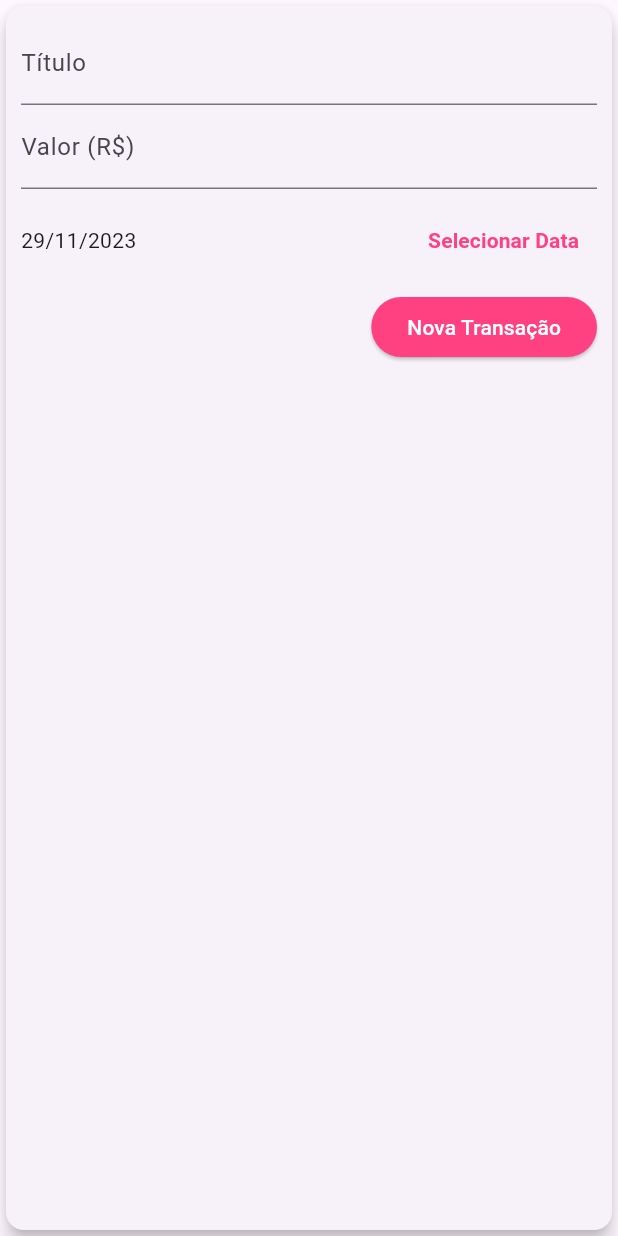
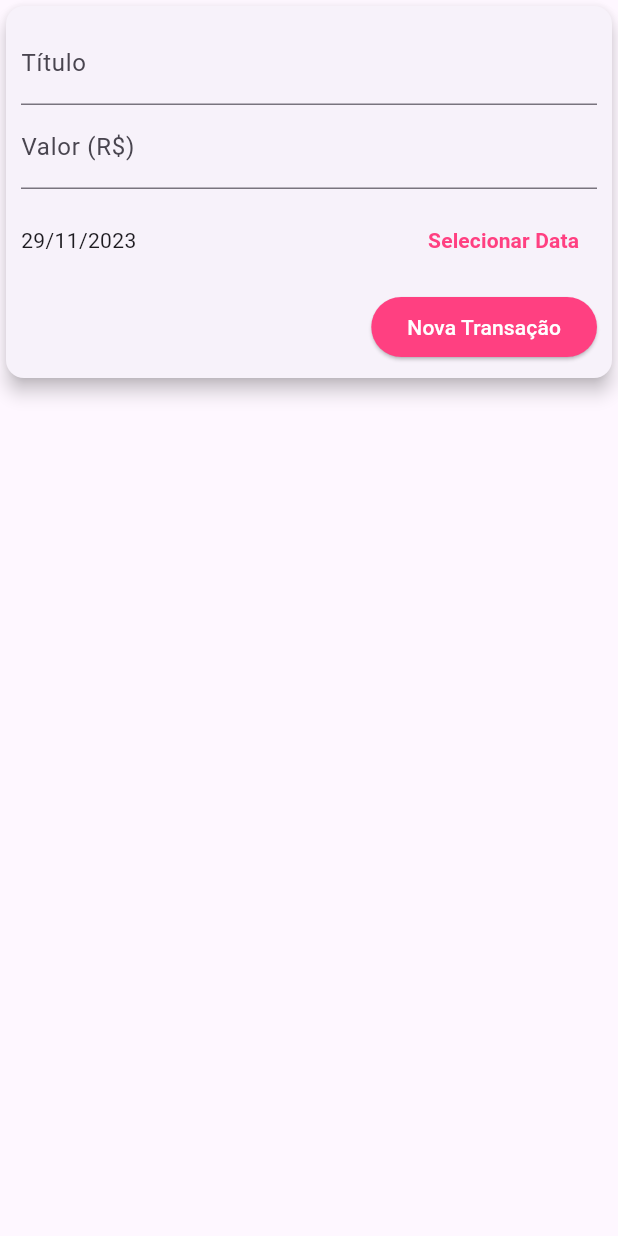
Before and after one commit to CaioAndreta/financas-pessoais, a Flutter app: the TransactionForm widget shown alone on an empty page, opened directly with empty values, on a phone screen of 412 x 824 dp. Run offline on Flutter 3.47's test engine with Material 3 defaults, Android fonts, the phone set to English and light mode, and no system bars.

Commit message:
arrumado modalBottomSheet para ser ajustado conforme o teclado é mostrado

```diff
--- a/lib/components/transaction_form.dart
+++ b/lib/components/transaction_form.dart
@@ -45,11 +45,13 @@ class _TransactionFormState extends State<TransactionForm> {
 
   @override
   Widget build(BuildContext context) {
-    return Card(
+    return Padding(
+      padding: EdgeInsets.only(bottom: MediaQuery.of(context).viewInsets.bottom),
+      child: Card(
         elevation: 5,
         child: Padding(
           padding: const EdgeInsets.all(10),
-        child: Column(children: [
+          child: Column(mainAxisSize: MainAxisSize.min, children: [
             TextField(
               controller: titleController,
               decoration: const InputDecoration(labelText: 'Título'),
@@ -87,6 +89,7 @@ class _TransactionFormState extends State<TransactionForm> {
                 ))
           ]),
         ),
+      ),
     );
   }
 }
--- a/lib/main.dart
+++ b/lib/main.dart
@@ -114,6 +114,7 @@ class _MyHomePageState extends State<MyHomePage> {
   _openTransactionFormModal(BuildContext context) {
     showModalBottomSheet(
         context: context,
+        isScrollControlled: true,
         builder: (_) {
           return TransactionForm(_addTransaction);
         });
```
Lines whose indentation alone changed are shown as unchanged.
